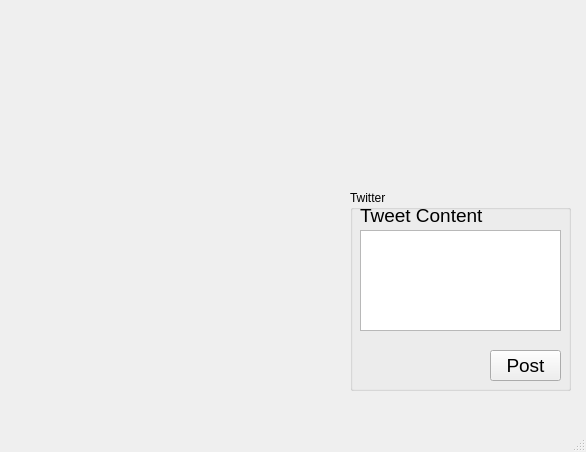
First picture: the form in MainWindow.ui, repository avni25/twit-ard-con, before the edit.
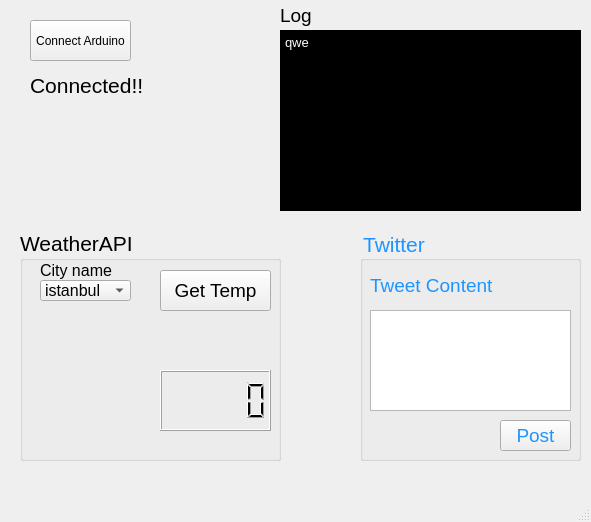
Second picture: the form after the edit. Icons and pictures are not drawn.

Diff of the .ui file:
```diff
--- a/MainWindow.ui
+++ b/MainWindow.ui
@@ -6,8 +6,8 @@
    <rect>
     <x>0</x>
     <y>0</y>
-    <width>586</width>
-    <height>452</height>
+    <width>591</width>
+    <height>522</height>
    </rect>
   </property>
   <property name="windowTitle">
@@ -17,12 +17,21 @@
    <widget class="QGroupBox" name="groupBox">
     <property name="geometry">
      <rect>
-      <x>350</x>
-      <y>190</y>
+      <x>360</x>
+      <y>230</y>
       <width>221</width>
-      <height>201</height>
+      <height>231</height>
      </rect>
     </property>
+    <property name="font">
+     <font>
+      <pointsize>16</pointsize>
+     </font>
+    </property>
+    <property name="styleSheet">
+     <string notr="true">
+color: rgb(28, 149, 255);</string>
+    </property>
     <property name="title">
      <string>Twitter</string>
     </property>
@@ -30,7 +39,7 @@
      <property name="geometry">
       <rect>
        <x>140</x>
-       <y>160</y>
+       <y>190</y>
        <width>71</width>
        <height>31</height>
       </rect>
@@ -51,7 +60,7 @@
      <property name="geometry">
       <rect>
        <x>10</x>
-       <y>10</y>
+       <y>40</y>
        <width>131</width>
        <height>31</height>
       </rect>
@@ -69,7 +78,7 @@
      <property name="geometry">
       <rect>
        <x>10</x>
-       <y>40</y>
+       <y>80</y>
        <width>201</width>
        <height>101</height>
       </rect>
@@ -83,6 +92,167 @@
      </property>
     </widget>
    </widget>
+   <widget class="QPushButton" name="pushButton">
+    <property name="geometry">
+     <rect>
+      <x>30</x>
+      <y>20</y>
+      <width>101</width>
+      <height>41</height>
+     </rect>
+    </property>
+    <property name="text">
+     <string>Connect Arduino</string>
+    </property>
+   </widget>
+   <widget class="QLabel" name="label_2">
+    <property name="geometry">
+     <rect>
+      <x>30</x>
+      <y>70</y>
+      <width>131</width>
+      <height>31</height>
+     </rect>
+    </property>
+    <property name="font">
+     <font>
+      <pointsize>16</pointsize>
+     </font>
+    </property>
+    <property name="text">
+     <string>Connected!!</string>
+    </property>
+   </widget>
+   <widget class="QGroupBox" name="groupBox_2">
+    <property name="geometry">
+     <rect>
+      <x>20</x>
+      <y>230</y>
+      <width>261</width>
+      <height>231</height>
+     </rect>
+    </property>
+    <property name="font">
+     <font>
+      <pointsize>16</pointsize>
+     </font>
+    </property>
+    <property name="title">
+     <string>WeatherAPI</string>
+    </property>
+    <widget class="QLCDNumber" name="lcdNumber">
+     <property name="geometry">
+      <rect>
+       <x>140</x>
+       <y>140</y>
+       <width>111</width>
+       <height>61</height>
+      </rect>
+     </property>
+    </widget>
+    <widget class="QComboBox" name="comboBox">
+     <property name="geometry">
+      <rect>
+       <x>20</x>
+       <y>50</y>
+       <width>91</width>
+       <height>21</height>
+      </rect>
+     </property>
+     <property name="font">
+      <font>
+       <pointsize>12</pointsize>
+      </font>
+     </property>
+     <item>
+      <property name="text">
+       <string>istanbul</string>
+      </property>
+      <property name="icon">
+       <iconset theme="dark"/>
+      </property>
+     </item>
+    </widget>
+    <widget class="QLabel" name="label_3">
+     <property name="geometry">
+      <rect>
+       <x>20</x>
+       <y>30</y>
+       <width>101</width>
+       <height>21</height>
+      </rect>
+     </property>
+     <property name="font">
+      <font>
+       <pointsize>12</pointsize>
+      </font>
+     </property>
+     <property name="text">
+      <string>City name</string>
+     </property>
+    </widget>
+    <widget class="QPushButton" name="pushButton_2">
+     <property name="geometry">
+      <rect>
+       <x>140</x>
+       <y>40</y>
+       <width>111</width>
+       <height>41</height>
+      </rect>
+     </property>
+     <property name="font">
+      <font>
+       <pointsize>14</pointsize>
+      </font>
+     </property>
+     <property name="text">
+      <string>Get Temp</string>
+     </property>
+    </widget>
+   </widget>
+   <widget class="QPlainTextEdit" name="plainTextEdit">
+    <property name="geometry">
+     <rect>
+      <x>280</x>
+      <y>30</y>
+      <width>301</width>
+      <height>181</height>
+     </rect>
+    </property>
+    <property name="font">
+     <font>
+      <pointsize>10</pointsize>
+     </font>
+    </property>
+    <property name="styleSheet">
+     <string notr="true">color: white;
+background-color: black;</string>
+    </property>
+    <property name="frameShadow">
+     <enum>QFrame::Sunken</enum>
+    </property>
+    <property name="plainText">
+     <string>qwe</string>
+    </property>
+   </widget>
+   <widget class="QLabel" name="label_4">
+    <property name="geometry">
+     <rect>
+      <x>280</x>
+      <y>0</y>
+      <width>101</width>
+      <height>31</height>
+     </rect>
+    </property>
+    <property name="font">
+     <font>
+      <pointsize>14</pointsize>
+     </font>
+    </property>
+    <property name="text">
+     <string>Log</string>
+    </property>
+   </widget>
   </widget>
   <widget class="QMenuBar" name="menubar">
    <property name="geometry">
```
Left out of the diff: 2 changed lines with no effect on the pictures.
